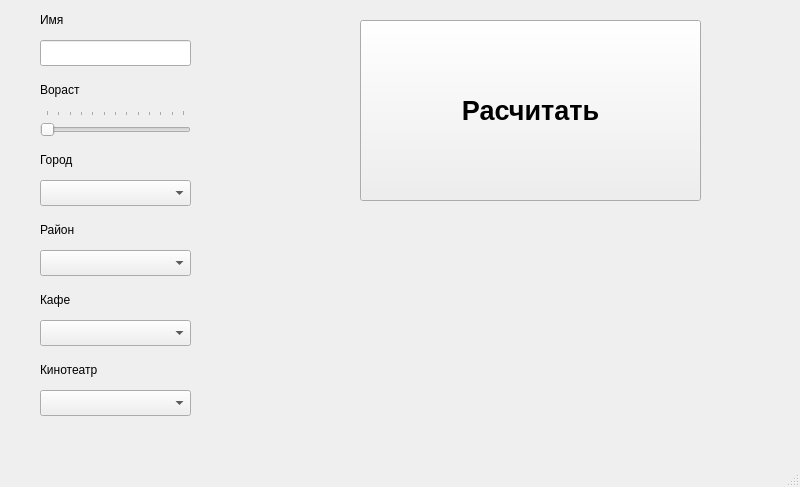
This is mainwindow.ui in vozerVZ/studentCounterQT as Qt 5 draws it before an edit. The edited form follows.
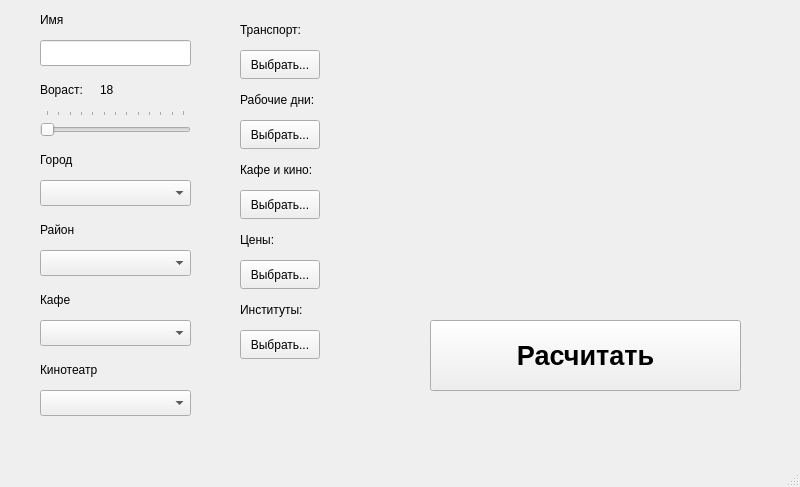
This is the edited form.

```diff
--- a/mainwindow.ui
+++ b/mainwindow.ui
@@ -47,7 +47,7 @@
      </rect>
     </property>
     <property name="text">
-     <string>Вораст</string>
+     <string>Вораст:</string>
     </property>
    </widget>
    <widget class="QSlider" name="horizontalSlider">
@@ -170,10 +170,10 @@
    <widget class="QPushButton" name="pushButtonCalculate">
     <property name="geometry">
      <rect>
-      <x>360</x>
-      <y>20</y>
-      <width>341</width>
-      <height>181</height>
+      <x>430</x>
+      <y>320</y>
+      <width>311</width>
+      <height>71</height>
      </rect>
     </property>
     <property name="font">
@@ -186,6 +186,162 @@
      <string>Расчитать</string>
     </property>
    </widget>
+   <widget class="QPushButton" name="pushButtonTransport">
+    <property name="geometry">
+     <rect>
+      <x>240</x>
+      <y>50</y>
+      <width>80</width>
+      <height>29</height>
+     </rect>
+    </property>
+    <property name="text">
+     <string>Выбрать...</string>
+    </property>
+   </widget>
+   <widget class="QLabel" name="label_7">
+    <property name="geometry">
+     <rect>
+      <x>240</x>
+      <y>20</y>
+      <width>77</width>
+      <height>20</height>
+     </rect>
+    </property>
+    <property name="text">
+     <string>Транспорт:</string>
+    </property>
+   </widget>
+   <widget class="QLabel" name="label_8">
+    <property name="geometry">
+     <rect>
+      <x>240</x>
+      <y>90</y>
+      <width>92</width>
+      <height>20</height>
+     </rect>
+    </property>
+    <property name="text">
+     <string>Рабочие дни:</string>
+    </property>
+   </widget>
+   <widget class="QPushButton" name="pushButtonWorkdays">
+    <property name="geometry">
+     <rect>
+      <x>240</x>
+      <y>120</y>
+      <width>80</width>
+      <height>29</height>
+     </rect>
+    </property>
+    <property name="text">
+     <string>Выбрать...</string>
+    </property>
+   </widget>
+   <widget class="QLabel" name="label_9">
+    <property name="geometry">
+     <rect>
+      <x>240</x>
+      <y>160</y>
+      <width>89</width>
+      <height>20</height>
+     </rect>
+    </property>
+    <property name="text">
+     <string>Кафе и кино:</string>
+    </property>
+   </widget>
+   <widget class="QPushButton" name="pushButtonCafe">
+    <property name="geometry">
+     <rect>
+      <x>240</x>
+      <y>190</y>
+      <width>80</width>
+      <height>29</height>
+     </rect>
+    </property>
+    <property name="text">
+     <string>Выбрать...</string>
+    </property>
+   </widget>
+   <widget class="QLabel" name="label_10">
+    <property name="geometry">
+     <rect>
+      <x>240</x>
+      <y>230</y>
+      <width>42</width>
+      <height>20</height>
+     </rect>
+    </property>
+    <property name="text">
+     <string>Цены:</string>
+    </property>
+   </widget>
+   <widget class="QPushButton" name="pushButtonCosts">
+    <property name="geometry">
+     <rect>
+      <x>240</x>
+      <y>260</y>
+      <width>80</width>
+      <height>29</height>
+     </rect>
+    </property>
+    <property name="text">
+     <string>Выбрать...</string>
+    </property>
+   </widget>
+   <widget class="QLabel" name="label_11">
+    <property name="geometry">
+     <rect>
+      <x>240</x>
+      <y>300</y>
+      <width>75</width>
+      <height>20</height>
+     </rect>
+    </property>
+    <property name="text">
+     <string>Институты:</string>
+    </property>
+   </widget>
+   <widget class="QPushButton" name="pushButtonInstitutes">
+    <property name="geometry">
+     <rect>
+      <x>240</x>
+      <y>330</y>
+      <width>80</width>
+      <height>29</height>
+     </rect>
+    </property>
+    <property name="text">
+     <string>Выбрать...</string>
+    </property>
+   </widget>
+   <widget class="QLabel" name="label_transport">
+    <property name="geometry">
+     <rect>
+      <x>330</x>
+      <y>20</y>
+      <width>431</width>
+      <height>20</height>
+     </rect>
+    </property>
+    <property name="text">
+     <string/>
+    </property>
+   </widget>
+   <widget class="QLabel" name="label_age">
+    <property name="geometry">
+     <rect>
+      <x>100</x>
+      <y>80</y>
+      <width>61</width>
+      <height>20</height>
+     </rect>
+    </property>
+    <property name="text">
+     <string>18</string>
+    </property>
+   </widget>
   </widget>
   <widget class="QMenuBar" name="menubar">
    <property name="geometry">
```
Left out of the diff: 5 changed lines with no effect on the pictures.
